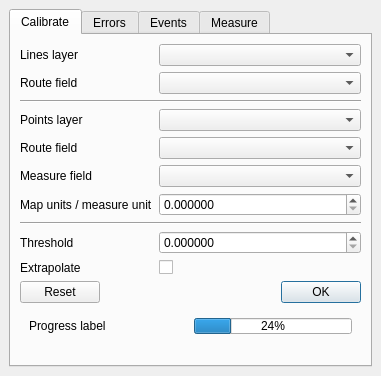
Qt form lrs/ui_lrsdockwidget.ui (blazek/lrs) before a commit.
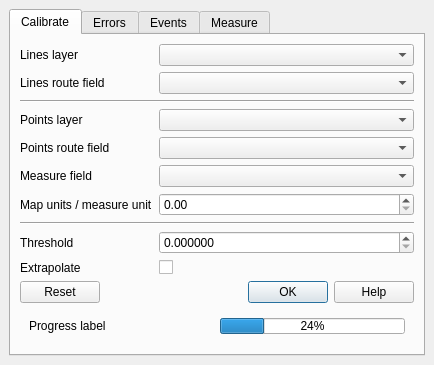
The same form after that commit.

Commit message: help and 0.1.3 release

```diff
--- a/lrs/ui_lrsdockwidget.ui
+++ b/lrs/ui_lrsdockwidget.ui
@@ -6,8 +6,8 @@
    <rect>
     <x>0</x>
     <y>0</y>
-    <width>381</width>
-    <height>376</height>
+    <width>434</width>
+    <height>361</height>
    </rect>
   </property>
   <property name="windowTitle">
@@ -67,7 +67,7 @@
           <item row="1" column="0">
            <widget class="QLabel" name="genLineRouteFieldLabel">
             <property name="text">
-             <string>Route field</string>
+             <string>Lines route field</string>
             </property>
            </widget>
           </item>
@@ -94,7 +94,7 @@
           <item row="4" column="0">
            <widget class="QLabel" name="genPointRouteFieldLabel">
             <property name="text">
-             <string>Route field</string>
+             <string>Points route field</string>
             </property>
            </widget>
           </item>
@@ -120,7 +120,7 @@
           <item row="6" column="1">
            <widget class="QDoubleSpinBox" name="genMapUnitsPerMeasureUnitSpin">
             <property name="decimals">
-             <number>6</number>
+             <number>2</number>
             </property>
             <property name="maximum">
              <double>1000000.000000000000000</double>
@@ -172,7 +172,7 @@
         <item>
          <widget class="QDialogButtonBox" name="genButtonBox">
           <property name="standardButtons">
-           <set>QDialogButtonBox::Ok|QDialogButtonBox::Reset</set>
+           <set>QDialogButtonBox::Help|QDialogButtonBox::Ok|QDialogButtonBox::Reset</set>
           </property>
          </widget>
         </item>
```
Left out of the diff: 31 changed lines with no effect on the pictures. The commit also changes 73 other files.
